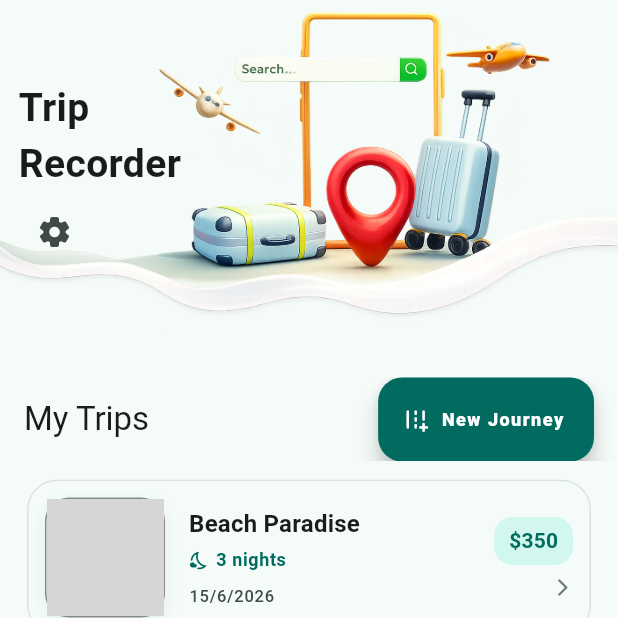
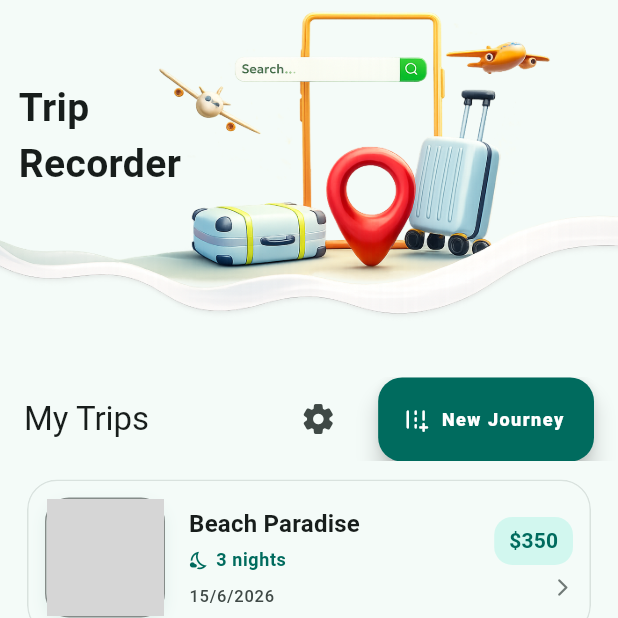
Before and after one commit to apollocked/Trip_recorder_app, a Flutter app: the screen it shows after launch, on a phone screen of 412 x 824 dp, the top half of it. Run offline on Flutter 3.47's test engine with Material 3 defaults, Android fonts, the phone set to English and light mode, and no system bars; our stand-ins replace image_picker, permission_handler, shared_preferences, shimmer; grey boxes are pictures that could not be loaded.

Commit message:
Update : the position of settings and add the locals for it

```diff
--- a/lib/views/pages/home_page.dart
+++ b/lib/views/pages/home_page.dart
@@ -1,5 +1,4 @@
 import 'package:animations_in_flutter/l10n/app_localizations.dart';
-import 'package:animations_in_flutter/views/widgets/settings_modal.dart';
 import 'package:animations_in_flutter/views/widgets/title_widget.dart';
 import 'package:animations_in_flutter/views/widgets/trip_list_widget.dart';
 import 'package:flutter/material.dart';
@@ -60,20 +59,9 @@ class _HomeState extends State<HomePage> {
                                 left: size.width * 0.03,
                                 top: size.height * 0.04,
                               ),
-                              child: Column(
-                                crossAxisAlignment: CrossAxisAlignment.start,
-                                children: [
-                                  titleWidget(
-                                    AppLocalizations.of(context)!.appTitle,
-                                    context,
-                                  ),
-                                  const SizedBox(height: 8),
-                                  IconButton(
-                                    icon: const Icon(Icons.settings_rounded),
-                                    onPressed: () => showSettingsModal(context),
-                                    tooltip: 'Settings',
-                                  ),
-                                ],
+                              child: titleWidget(
+                                AppLocalizations.of(context)!.appTitle,
+                                context,
                               ),
                             ),
                           ),
--- a/lib/views/widgets/trip_list_widget.dart
+++ b/lib/views/widgets/trip_list_widget.dart
@@ -4,6 +4,7 @@ import 'package:animations_in_flutter/l10n/app_localizations.dart';
 import 'package:animations_in_flutter/model/trip.dart';
 import 'package:animations_in_flutter/services/trip_services.dart';
 import 'package:animations_in_flutter/views/pages/add_trip_page.dart';
+import 'package:animations_in_flutter/views/widgets/settings_modal.dart';
 import 'package:animations_in_flutter/views/widgets/shimmer_card_widget.dart';
 import 'package:animations_in_flutter/views/widgets/trip_widget.dart';
 import 'package:flutter/material.dart';
@@ -62,6 +63,14 @@ class _TripListPageState extends State<TripListPage> {
           semanticsLabel: 'Title of the trip list',
         ),
         actions: [
+          IconButton(
+            icon: const Icon(Icons.settings_rounded),
+            onPressed: () => showSettingsModal(context),
+            tooltip: 'Settings',
+          ),
+
+          SizedBox(width: 16),
+
           ?latestTrips.isEmpty
               ? null
               : FloatingActionButton.extended(
```
Also changed, not shown: lib/services/language_service.dart (+25 -2 lines), lib/services/theme_service.dart (+22 -1 lines).
